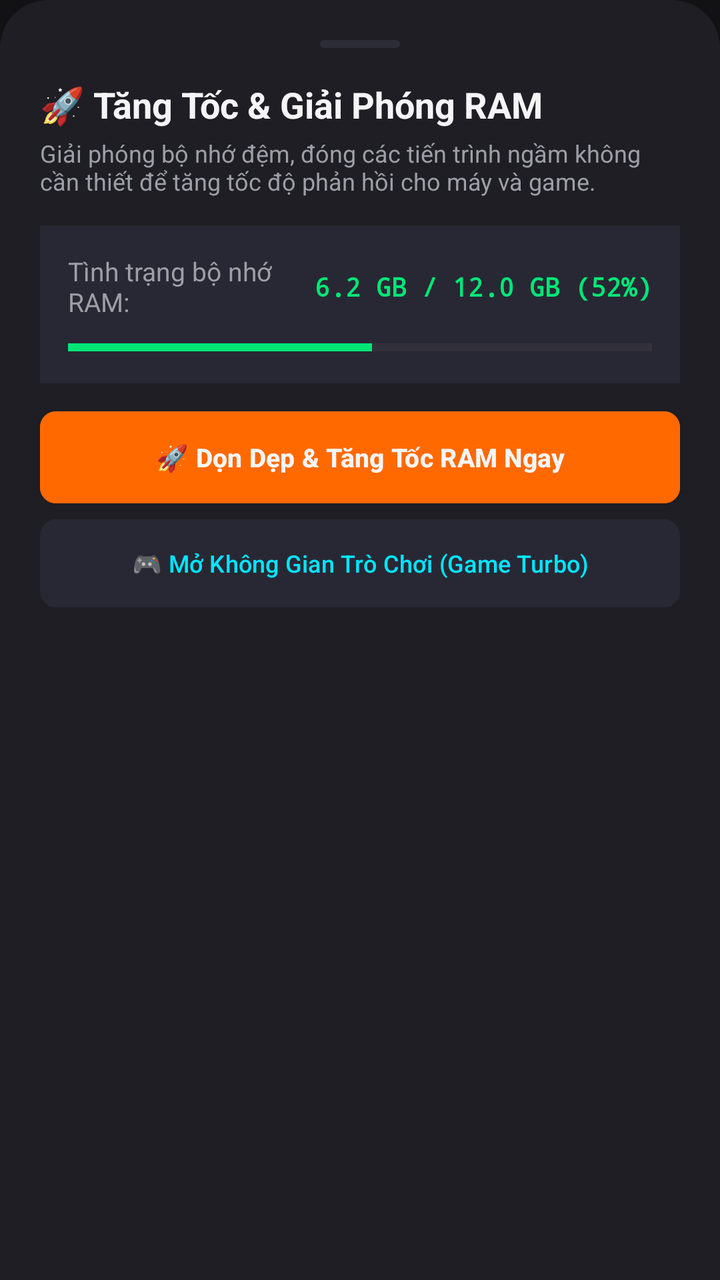
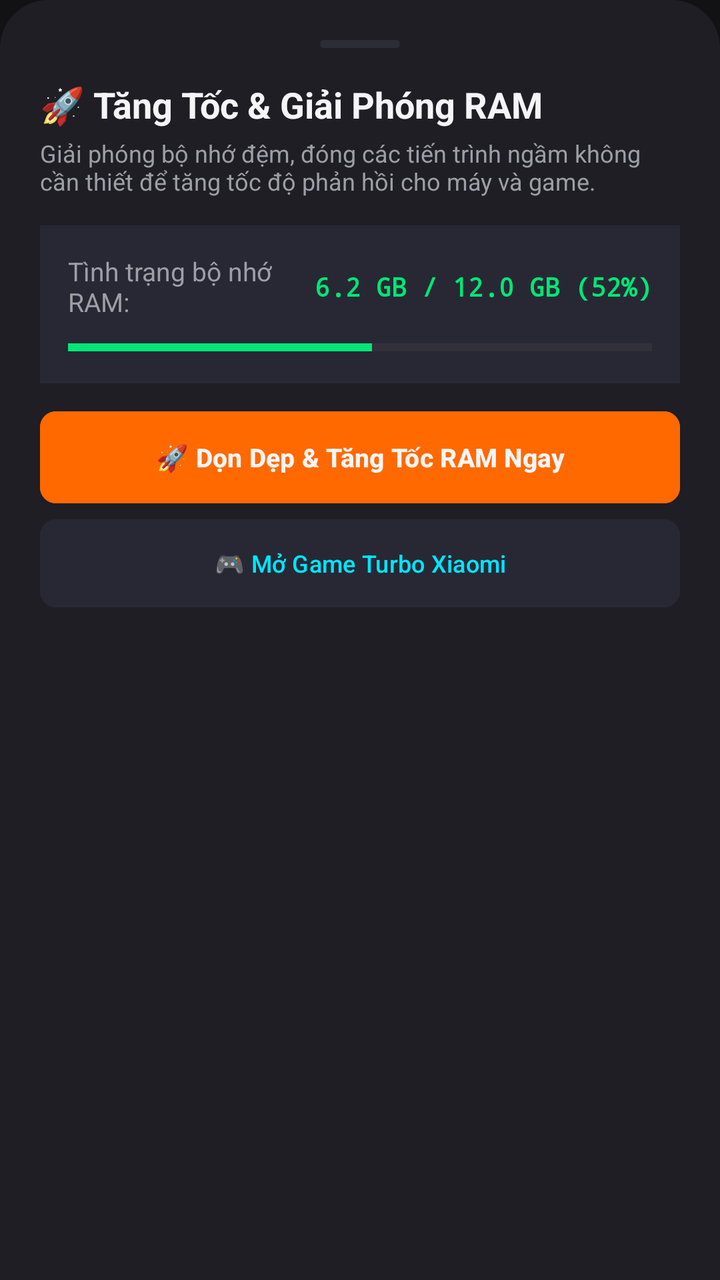

An Android layout rendered at two revisions. The XML below is the earlier revision; the diff shows what the commit changed to produce the second picture.
<!-- AndroidManifest.xml: application theme Theme.ToolXiaomi -->
<!-- res/layout/bottom_sheet_ram.xml -->
<?xml version="1.0" encoding="utf-8"?>
<LinearLayout xmlns:android="http://schemas.android.com/apk/res/android"
    xmlns:app="http://schemas.android.com/apk/res-auto"
    android:layout_width="match_parent"
    android:layout_height="wrap_content"
    android:background="@drawable/bg_bottom_sheet"
    android:orientation="vertical"
    android:padding="20dp">

    
    <View
        android:layout_width="40dp"
        android:layout_height="4dp"
        android:layout_gravity="center_horizontal"
        android:layout_marginBottom="16dp"
        android:background="@drawable/bg_drag_handle" />

    <TextView
        android:layout_width="wrap_content"
        android:layout_height="wrap_content"
        android:text="🚀 Tăng Tốc &amp; Giải Phóng RAM"
        android:textColor="@color/text_primary"
        android:textSize="18sp"
        android:textStyle="bold" />

    <TextView
        android:layout_width="wrap_content"
        android:layout_height="wrap_content"
        android:layout_marginTop="4dp"
        android:text="Giải phóng bộ nhớ đệm, đóng các tiến trình ngầm không cần thiết để tăng tốc độ phản hồi cho máy và game."
        android:textColor="@color/text_secondary"
        android:textSize="12sp" />

    
    <LinearLayout
        android:layout_width="match_parent"
        android:layout_height="wrap_content"
        android:layout_marginTop="14dp"
        android:background="@color/card_highlight"
        android:orientation="vertical"
        android:padding="14dp">

        <LinearLayout
            android:layout_width="match_parent"
            android:layout_height="wrap_content"
            android:gravity="center_vertical"
            android:orientation="horizontal">

            <TextView
                android:layout_width="0dp"
                android:layout_height="wrap_content"
                android:layout_weight="1"
                android:text="Tình trạng bộ nhớ RAM:"
                android:textColor="@color/text_secondary"
                android:textSize="13sp" />

            <TextView
                android:id="@+id/bs_tv_ram_stats"
                android:layout_width="wrap_content"
                android:layout_height="wrap_content"
                android:fontFamily="monospace"
                android:text="6.2 GB / 12.0 GB (52%)"
                android:textColor="@color/neon_green"
                android:textSize="13sp"
                android:textStyle="bold" />
        </LinearLayout>

        <ProgressBar
            android:id="@+id/bs_pb_ram_usage"
            style="?android:attr/progressBarStyleHorizontal"
            android:layout_width="match_parent"
            android:layout_height="8dp"
            android:layout_marginTop="10dp"
            android:max="100"
            android:progress="52"
            android:progressTint="@color/neon_green" />
    </LinearLayout>

    <com.google.android.material.button.MaterialButton
        android:id="@+id/bs_btn_boost_ram"
        android:layout_width="match_parent"
        android:layout_height="wrap_content"
        android:layout_marginTop="14dp"
        android:minHeight="46dp"
        android:backgroundTint="@color/mi_orange"
        android:insetTop="0dp"
        android:insetBottom="0dp"
        android:text="🚀 Dọn Dẹp &amp; Tăng Tốc RAM Ngay"
        android:textColor="@color/text_primary"
        android:textSize="13sp"
        android:textStyle="bold"
        app:cornerRadius="8dp" />

    <com.google.android.material.button.MaterialButton
        android:id="@+id/bs_btn_open_game_turbo"
        android:layout_width="match_parent"
        android:layout_height="wrap_content"
        android:layout_marginTop="8dp"
        android:minHeight="44dp"
        android:backgroundTint="@color/card_highlight"
        android:insetTop="0dp"
        android:insetBottom="0dp"
        android:text="🎮 Mở Không Gian Trò Chơi (Game Turbo)"
        android:textColor="@color/neon_cyan"
        android:textSize="12sp"
        app:cornerRadius="8dp" />

</LinearLayout>
<!-- resources referenced by this layout -->
<resources>
  <color name="card_highlight">#282834</color>
  <color name="mi_orange">#FF6900</color>
  <color name="neon_cyan">#00E5FF</color>
  <color name="neon_green">#00E676</color>
  <color name="text_primary">#F5F5F7</color>
  <color name="text_secondary">#9E9EA7</color>
  <!-- drawable bg_bottom_sheet (drawable) -->
  <?xml version="1.0" encoding="utf-8"?>
  <shape xmlns:android="http://schemas.android.com/apk/res/android"
      android:shape="rectangle">
      <solid android:color="@color/card_dark" />
      <corners
          android:topLeftRadius="24dp"
          android:topRightRadius="24dp" />
  </shape>
  <!-- drawable bg_drag_handle (drawable) -->
  <?xml version="1.0" encoding="utf-8"?>
  <shape xmlns:android="http://schemas.android.com/apk/res/android"
      android:shape="rectangle">
      <solid android:color="@color/card_dark_stroke" />
      <corners android:radius="2dp" />
  </shape>
  <style name="Theme.ToolXiaomi" parent="Theme.Material3.DayNight.NoActionBar">
          <item name="colorPrimary">@color/mi_orange</item>
          <item name="colorPrimaryVariant">@color/mi_orange_dark</item>
          <item name="colorOnPrimary">#FFFFFF</item>
          <item name="android:statusBarColor">@color/bg_dark</item>
          <item name="android:navigationBarColor">@color/bg_dark</item>
          <item name="android:windowBackground">@color/bg_dark</item>
      </style>
  <color name="card_dark">#1E1E24</color>
  <color name="card_dark_stroke">#2D2D38</color>
  <color name="mi_orange_dark">#E55D00</color>
  <color name="bg_dark">#121214</color>
</resources>

<!-- the commit's change to res/layout/bottom_sheet_ram.xml (unified diff, before → after) -->
@@ -1,108 +1,116 @@
 <?xml version="1.0" encoding="utf-8"?>
-<LinearLayout xmlns:android="http://schemas.android.com/apk/res/android"
+<androidx.core.widget.NestedScrollView xmlns:android="http://schemas.android.com/apk/res/android"
     xmlns:app="http://schemas.android.com/apk/res-auto"
     android:layout_width="match_parent"
     android:layout_height="wrap_content"
     android:background="@drawable/bg_bottom_sheet"
-    android:orientation="vertical"
-    android:padding="20dp">
+    android:fillViewport="true"
+    android:overScrollMode="never">
 
-    
-    <View
-        android:layout_width="40dp"
-        android:layout_height="4dp"
-        android:layout_gravity="center_horizontal"
-        android:layout_marginBottom="16dp"
-        android:background="@drawable/bg_drag_handle" />
-
-    <TextView
-        android:layout_width="wrap_content"
-        android:layout_height="wrap_content"
-        android:text="🚀 Tăng Tốc &amp; Giải Phóng RAM"
-        android:textColor="@color/text_primary"
-        android:textSize="18sp"
-        android:textStyle="bold" />
-
-    <TextView
-        android:layout_width="wrap_content"
-        android:layout_height="wrap_content"
-        android:layout_marginTop="4dp"
-        android:text="Giải phóng bộ nhớ đệm, đóng các tiến trình ngầm không cần thiết để tăng tốc độ phản hồi cho máy và game."
-        android:textColor="@color/text_secondary"
-        android:textSize="12sp" />
-
-    
     <LinearLayout
         android:layout_width="match_parent"
         android:layout_height="wrap_content"
-        android:layout_marginTop="14dp"
-        android:background="@color/card_highlight"
         android:orientation="vertical"
-        android:padding="14dp">
+        android:padding="20dp">
 
+        
+        <View
+            android:layout_width="40dp"
+            android:layout_height="4dp"
+            android:layout_gravity="center_horizontal"
+            android:layout_marginBottom="16dp"
+            android:background="@drawable/bg_drag_handle" />
+
+        <TextView
+            android:layout_width="wrap_content"
+            android:layout_height="wrap_content"
+            android:text="🚀 Tăng Tốc &amp; Giải Phóng RAM"
+            android:textColor="@color/text_primary"
+            android:textSize="18sp"
+            android:textStyle="bold" />
+
+        <TextView
+            android:layout_width="wrap_content"
+            android:layout_height="wrap_content"
+            android:layout_marginTop="4dp"
+            android:text="Giải phóng bộ nhớ đệm, đóng các tiến trình ngầm không cần thiết để tăng tốc độ phản hồi cho máy và game."
+            android:textColor="@color/text_secondary"
+            android:textSize="12sp" />
+
+        
         <LinearLayout
             android:layout_width="match_parent"
             android:layout_height="wrap_content"
-            android:gravity="center_vertical"
-            android:orientation="horizontal">
+            android:layout_marginTop="14dp"
+            android:background="@color/card_highlight"
+            android:orientation="vertical"
+            android:padding="14dp">
 
-            <TextView
-                android:layout_width="0dp"
+            <LinearLayout
+                android:layout_width="match_parent"
                 android:layout_height="wrap_content"
-                android:layout_weight="1"
-                android:text="Tình trạng bộ nhớ RAM:"
-                android:textColor="@color/text_secondary"
-                android:textSize="13sp" />
+                android:gravity="center_vertical"
+                android:orientation="horizontal">
 
-            <TextView
-                android:id="@+id/bs_tv_ram_stats"
-                android:layout_width="wrap_content"
-                android:layout_height="wrap_content"
-                android:fontFamily="monospace"
-                android:text="6.2 GB / 12.0 GB (52%)"
-                android:textColor="@color/neon_green"
-                android:textSize="13sp"
-                android:textStyle="bold" />
+                <TextView
+                    android:layout_width="0dp"
+                    android:layout_height="wrap_content"
+                    android:layout_weight="1"
+                    android:text="Tình trạng bộ nhớ RAM:"
+                    android:textColor="@color/text_secondary"
+                    android:textSize="13sp" />
+
+                <TextView
+                    android:id="@+id/bs_tv_ram_stats"
+                    android:layout_width="wrap_content"
+                    android:layout_height="wrap_content"
+                    android:fontFamily="monospace"
+                    android:text="6.2 GB / 12.0 GB (52%)"
+                    android:textColor="@color/neon_green"
+                    android:textSize="13sp"
+                    android:textStyle="bold" />
+            </LinearLayout>
+
+            <ProgressBar
+                android:id="@+id/bs_pb_ram_usage"
+                style="?android:attr/progressBarStyleHorizontal"
+                android:layout_width="match_parent"
+                android:layout_height="8dp"
+                android:layout_marginTop="10dp"
+                android:max="100"
+                android:progress="52"
+                android:progressTint="@color/neon_green" />
         </LinearLayout>
 
-        <ProgressBar
-            android:id="@+id/bs_pb_ram_usage"
-            style="?android:attr/progressBarStyleHorizontal"
+        <com.google.android.material.button.MaterialButton
+            android:id="@+id/bs_btn_boost_ram"
             android:layout_width="match_parent"
-            android:layout_height="8dp"
-            android:layout_marginTop="10dp"
-            android:max="100"
-            android:progress="52"
-            android:progressTint="@color/neon_green" />
+            android:layout_height="wrap_content"
+            android:layout_marginTop="14dp"
+            android:minHeight="46dp"
+            android:backgroundTint="@color/mi_orange"
+            android:insetTop="0dp"
+            android:insetBottom="0dp"
+            android:text="🚀 Dọn Dẹp &amp; Tăng Tốc RAM Ngay"
+            android:textColor="@color/text_primary"
+            android:textSize="13sp"
+            android:textStyle="bold"
+            app:cornerRadius="8dp" />
+
+        <com.google.android.material.button.MaterialButton
+            android:id="@+id/bs_btn_open_game_turbo"
+            android:layout_width="match_parent"
+            android:layout_height="wrap_content"
+            android:layout_marginTop="8dp"
+            android:minHeight="44dp"
+            android:backgroundTint="@color/card_highlight"
+            android:insetTop="0dp"
+            android:insetBottom="0dp"
+            android:text="🎮 Mở Game Turbo Xiaomi"
+            android:textColor="@color/neon_cyan"
+            android:textSize="12sp"
+            app:cornerRadius="8dp" />
+
     </LinearLayout>
 
-    <com.google.android.material.button.MaterialButton
-        android:id="@+id/bs_btn_boost_ram"
-        android:layout_width="match_parent"
-        android:layout_height="wrap_content"
-        android:layout_marginTop="14dp"
-        android:minHeight="46dp"
-        android:backgroundTint="@color/mi_orange"
-        android:insetTop="0dp"
-        android:insetBottom="0dp"
-        android:text="🚀 Dọn Dẹp &amp; Tăng Tốc RAM Ngay"
-        android:textColor="@color/text_primary"
-        android:textSize="13sp"
-        android:textStyle="bold"
-        app:cornerRadius="8dp" />
-
-    <com.google.android.material.button.MaterialButton
-        android:id="@+id/bs_btn_open_game_turbo"
-        android:layout_width="match_parent"
-        android:layout_height="wrap_content"
-        android:layout_marginTop="8dp"
-        android:minHeight="44dp"
-        android:backgroundTint="@color/card_highlight"
-        android:insetTop="0dp"
-        android:insetBottom="0dp"
-        android:text="🎮 Mở Không Gian Trò Chơi (Game Turbo)"
-        android:textColor="@color/neon_cyan"
-        android:textSize="12sp"
-        app:cornerRadius="8dp" />
-
-</LinearLayout>
+</androidx.core.widget.NestedScrollView>
